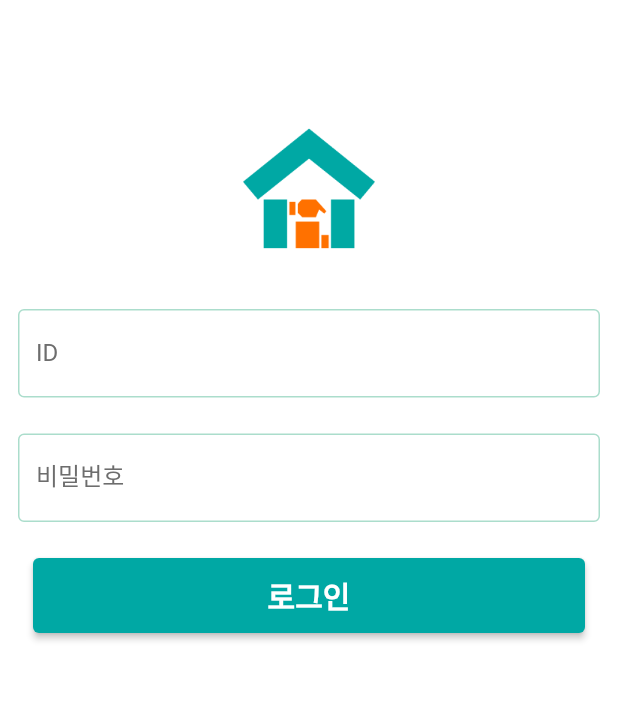
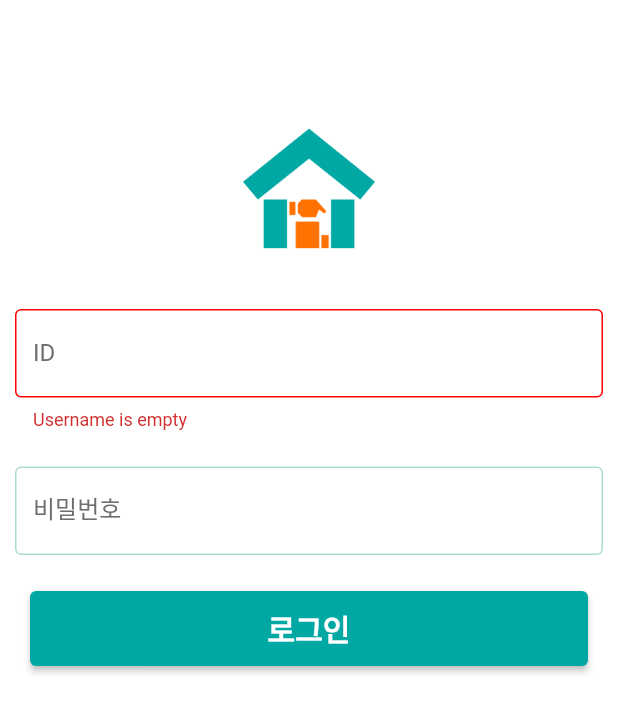
Before and after one commit to KhanhPham1996/house_repair_flutter, a Flutter app: the screen it shows after launch, after a tap on "로그인", on a phone screen of 412 x 824 dp. Shown: the top 713 px of the screen. Run offline on Flutter 3.47's test engine with Material 2 defaults, Android fonts, the phone set to English and light mode, and no system bars; our stand-ins replace bloc, dio, equatable, flutter_bloc; Roboto replaces fonts that are missing (NotoSan).

Commit message:
commit code for firstime learn flutter

```diff
--- a/lib/App.dart
+++ b/lib/App.dart
@@ -2,7 +2,8 @@ import 'package:flutter/material.dart';
 import 'package:flutter/services.dart';
 import 'package:flutter_bloc/flutter_bloc.dart';
 import 'package:my_ft_app/UI/LoginScreen.dart';
-import 'package:my_ft_app/bloc/login_bloc.dart';
+import 'package:my_ft_app/bloc/form_validation/form_validation_bloc.dart';
+import 'package:my_ft_app/bloc/login/login_bloc.dart';
 import 'package:my_ft_app/network/Login/LoginRepository.dart';
 import 'package:my_ft_app/theme/color/MyColor.dart';
 
@@ -22,6 +23,10 @@ class MyApp extends StatelessWidget {
             create: (context) => LoginBloc(
               loginRepository: context.read<LoginRepository>(),
             )
+          ),
+          BlocProvider<FormValidationBloc>(
+              create: (context) => FormValidationBloc(
+              )
           ),
         ],
         child:   MaterialApp(
--- /dev/null
+++ b/lib/bloc/form_validation/form_validation_bloc.dart
@@ -0,0 +1,29 @@
+import 'dart:async';
+
+import 'package:bloc/bloc.dart';
+import 'package:equatable/equatable.dart';
+
+import '../../data/LoginRequest.dart';
+import '../../data/form_validation/FieldError.dart';
+
+part 'form_validation_event.dart';
+part 'form_validation_state.dart';
+
+class FormValidationBloc extends Bloc<FormValidationEvent, FormValidationState>  {
+
+  FormValidationBloc() : super(FormValidationInitial()) {
+    on<FormScreenEventSubmit>((event, emit) async {
+        if(event.loginRequest.username==null || event.loginRequest.username?.isEmpty == true){
+          emit(UserNameEmpty());
+          return;
+        }
+        if(event.loginRequest.password==null || event.loginRequest.password?.isEmpty == true){
+          emit(PasswordEmpty());
+        }
+        else {
+          emit(FormCorrect());
+        }
+
+    });
+  }
+}
--- /dev/null
+++ b/lib/bloc/form_validation/form_validation_event.dart
@@ -0,0 +1,14 @@
+part of 'form_validation_bloc.dart';
+
+abstract class FormValidationEvent extends Equatable {
+  const FormValidationEvent();
+}
+class FormScreenEventSubmit extends FormValidationEvent{
+  final LoginRequest loginRequest;
+  const FormScreenEventSubmit({required this.loginRequest});
+
+  @override
+  // TODO: implement props
+  List<Object?> get props =>[loginRequest];
+
+}
--- /dev/null
+++ b/lib/bloc/form_validation/form_validation_state.dart
@@ -0,0 +1,14 @@
+part of 'form_validation_bloc.dart';
+
+abstract class FormValidationState extends Equatable {
+  const FormValidationState();
+  @override
+  // TODO: implement props
+  List<Object?> get props => [];
+}
+
+
+class FormValidationInitial  extends FormValidationState{}
+class UserNameEmpty extends FormValidationState {}
+class PasswordEmpty extends FormValidationState {}
+class FormCorrect extends FormValidationState {}
--- /dev/null
+++ b/lib/bloc/login/login_bloc.dart
@@ -0,0 +1,30 @@
+import 'package:flutter_bloc/flutter_bloc.dart';
+import 'package:my_ft_app/bloc/login/login_event.dart';
+import 'package:my_ft_app/bloc/login/login_state.dart';
+
+import '../../network/Login/LoginRepository.dart';
+
+class LoginBloc extends Bloc<LoginEvent, LoginState> {
+  final LoginRepository loginRepository;
+
+  LoginBloc({required this.loginRepository}) : super(LoginInitial()) {
+    on<Login>((event, emit) async {
+      try {
+        emit(LoginLoading());
+
+        final response = await loginRepository.login(event.loginRequest);
+        if (response != null && response.success == true) {
+          emit(LoginSuccess(loginResponse: response.data));
+        } else if (response != null && response.success == false) {
+          {
+            emit(LoginFail(errorMess: response.message));
+          }
+        } else {
+          emit(LoginFail(errorMess: response?.error));
+        }
+      } catch (e) {
+        emit(LoginFail(errorMess: e.toString()));
+      }
+    });
+  }
+}
--- a/lib/bloc/login_event.dart
+++ b/lib/bloc/login/login_event.dart
@@ -7,6 +7,8 @@ abstract class LoginEvent extends Equatable {
 
 class Login extends LoginEvent {
   final LoginRequest loginRequest;
+
   const Login({required this.loginRequest});
+
   List<Object?> get props => [loginRequest];
 }
--- a/lib/bloc/login_state.dart
+++ b/lib/bloc/login/login_state.dart
@@ -12,9 +12,15 @@ abstract class LoginState extends Equatable {
 class LoginInitial extends LoginState {}
 
 class LoginLoading extends LoginState {}
+class LoginFail extends LoginState {
+  final String? errorMess;
+  const LoginFail({required this.errorMess});
+
+
+}
 
 class LoginSuccess extends LoginState {
-  final LoginResponse? loginResponse;
+  final LoginData? loginResponse;
 
   const LoginSuccess({required this.loginResponse});
 
--- a/lib/bloc/login_bloc.dart
+++ /dev/null
@@ -1,22 +0,0 @@
-import 'package:flutter_bloc/flutter_bloc.dart';
-import 'package:my_ft_app/bloc/login_event.dart';
-import 'package:my_ft_app/bloc/login_state.dart';
-
-import '../network/Login/LoginRepository.dart';
-
-class LoginBloc extends Bloc<LoginEvent, LoginState> {
-  final LoginRepository loginRepository;
-
-  LoginBloc({required this.loginRepository}) : super(LoginInitial()) {
-    on<Login>((event, emit) async {
-      emit(LoginLoading());
-      try {
-        final response = await loginRepository.login(event.loginRequest);
-        emit(LoginSuccess(loginResponse: response));
-
-      } catch (e) {
-      //  emit(Login(failure: Failure(message: e.toString(), code: '')));
-      }
-    });
-  }
-}
--- a/lib/data/LoginResponse.dart
+++ b/lib/data/LoginResponse.dart
@@ -1,13 +1,14 @@
-class Autogenerated {
+class ApiLoginResponse {
   bool? success;
-  LoginResponse? data;
+  LoginData? data;
   String? message;
+  String? error;
 
-  Autogenerated({this.success, this.data, this.message});
+  ApiLoginResponse({this.success, this.data, this.message});
 
-  Autogenerated.fromJson(Map<String, dynamic> json) {
+  ApiLoginResponse.fromJson(Map<String, dynamic> json) {
     success = json['success'];
-    data = json['data'] != null ? new LoginResponse.fromJson(json['data']) : null;
+    data = json['data'] != null ? new LoginData.fromJson(json['data']) : null;
     message = json['message'];
   }
 
@@ -20,25 +21,25 @@ class Autogenerated {
     data['message'] = this.message;
     return data;
   }
+
+  ApiLoginResponse.withError(String errorMessage) {
+    error = errorMessage;
+  }
 }
 
-class LoginResponse {
+class LoginData {
   String? username;
   String? accessToken;
   String? tokenType;
-  String? error;
 
-  LoginResponse({this.username, this.accessToken, this.tokenType});
+  LoginData({this.username, this.accessToken, this.tokenType});
 
-  LoginResponse.fromJson(Map<String, dynamic> json) {
+  LoginData.fromJson(Map<String, dynamic> json) {
     username = json['username'];
     accessToken = json['access_token'];
     tokenType = json['token_type'];
   }
 
-  LoginResponse.withError(String errorMessage) {
-    error = errorMessage;
-  }
   Map<String, dynamic> toJson() {
     final Map<String, dynamic> data = new Map<String, dynamic>();
     data['username'] = this.username;
--- /dev/null
+++ b/lib/data/form_validation/FieldError.dart
@@ -0,0 +1 @@
+enum FieldError { Empty, Invalid }
--- a/lib/network/ApiProvider.dart
+++ b/lib/network/ApiProvider.dart
@@ -6,15 +6,15 @@ class ApiProvider {
   final Dio _dio = Dio();
   final String _url = 'https://api-houserp.brickmate.kr/api/engineer';
 
-  Future<LoginResponse?> login(LoginRequest loginRequest) async {
+  Future<ApiLoginResponse?> login(LoginRequest loginRequest) async {
     try {
       Response response = await _dio.post(
           '$_url/login', data: loginRequest.toJson());
-      var a = response;
-      return  Autogenerated.fromJson(response.data).data;
+
+      return  ApiLoginResponse.fromJson(response.data);
     } catch (error, stacktrace) {
       print("Exception occured: $error stackTrace: $stacktrace");
-      return LoginResponse.withError("Data not found / Connection issue");
+      return ApiLoginResponse.withError("Data not found / Connection issue");
     }
   }
 }
--- a/lib/network/Login/LoginRepository.dart
+++ b/lib/network/Login/LoginRepository.dart
@@ -5,7 +5,7 @@ import 'package:my_ft_app/network/ApiProvider.dart';
 class LoginRepository {
   final _provider = ApiProvider();
 
-  Future<LoginResponse?> login(LoginRequest loginRequest) {
+  Future<ApiLoginResponse?> login(LoginRequest loginRequest) {
     return _provider.login(loginRequest);
   }
 }
--- a/lib/theme/color/MyColor.dart
+++ b/lib/theme/color/MyColor.dart
@@ -34,6 +34,13 @@ class MyColors {
     },
   );
 
+  static const MaterialColor errorColor = MaterialColor(
+    0xFFFC0303,
+    <int, Color>{
+      100: Color(0xFFFC0303),
+    },
+  );
+
   static const MaterialColor primaryButtonColor = MaterialColor(
     0xFF00A8A4,
     <int, Color>{
--- a/lib/ui/LoginScreen.dart
+++ b/lib/ui/LoginScreen.dart
@@ -1,23 +1,39 @@
 import 'package:flutter/material.dart';
 import 'package:flutter_bloc/flutter_bloc.dart';
-import 'package:my_ft_app/bloc/login_bloc.dart';
-import 'package:my_ft_app/bloc/login_event.dart';
+import 'package:my_ft_app/bloc/form_validation/form_validation_bloc.dart';
+import 'package:my_ft_app/bloc/login/login_bloc.dart';
+import 'package:my_ft_app/bloc/login/login_event.dart';
+import 'package:my_ft_app/bloc/login/login_state.dart';
 import 'package:my_ft_app/data/LoginRequest.dart';
 import 'package:my_ft_app/theme/color/MyColor.dart';
 
-class LoginScreen extends StatelessWidget {
+class LoginScreen extends StatefulWidget {
   const LoginScreen({Key? key}) : super(key: key);
 
   @override
+  State<LoginScreen> createState() => _LoginScreenState();
+}
+
+class _LoginScreenState extends State<LoginScreen> {
+  @override
   Widget build(BuildContext context) {
     final _loginBloc = context.read<LoginBloc>();
+    final _formValidationBloc = context.read<FormValidationBloc>();
+    String userName = "";
+    String passWord = "";
+    return Padding(
+        padding: EdgeInsets.fromLTRB(10, 0, 10, 0),
+        child: BlocBuilder<FormValidationBloc, FormValidationState>(
+          builder: (context, formValidationState) {
+            if (formValidationState is FormCorrect) {
+              _loginBloc.add(Login(
+                  loginRequest: LoginRequest(
+                      username: userName, password: passWord)));
+            }
 
-    return Container(
-        width: MediaQuery.of(context).size.width,
-        height: MediaQuery.of(context).size.height,
-        child: Padding(
-          padding: EdgeInsets.fromLTRB(12, 0, 12, 0),
-          child: ListView(
+            return BlocBuilder <LoginBloc, LoginState>(
+              builder: (context, loginState) {
+                return ListView(
                   children: [
                     const SizedBox(height: 72),
                     Image.asset(
@@ -26,20 +42,51 @@ class LoginScreen extends StatelessWidget {
                       height: 110,
                     ),
                     const SizedBox(height: 24),
-              Flexible(
-                child: MyOutLineTextField(
+                    Stack(
+                      alignment: Alignment.center,
+                      children: [
+                        Column(
+                          children: [
+                            MyOutLineTextField(
                               oulineSelectedColor: MyColors.primaryColor,
                               oulineUnselectedColor: MyColors.primaryColor,
                               hintText: "ID",
-                ),
+                              onTextChange: (text) {
+                                userName = text;
+                              },
+                              errorText: (formValidationState is UserNameEmpty)
+                                  ? "Username is empty"
+                                  : null,
+                              isPasswordTextFeild: false,
                             ),
                             const SizedBox(height: 24),
-              Flexible(
-                child: MyOutLineTextField(
+                            MyOutLineTextField(
+                              // UserName
                               oulineSelectedColor: MyColors.primaryColor,
                               oulineUnselectedColor: MyColors.primaryColor,
                               hintText: "비밀번호",
+                              onTextChange: (text) {
+                                passWord = text;
+                              },
+                              errorText: (formValidationState is PasswordEmpty)
+                                  ? "Password is empty"
+                                  : null,
+                              isPasswordTextFeild: true,
                             ),
+
+                          ],
+                        ),
+
+                        (loginState is LoginLoading)
+                            ? const CircularProgressIndicator()
+                            :  (loginState is LoginFail)
+                            ? const Text("Login Fail")
+                            :  (loginState is LoginSuccess)
+                            ? const Text("Login Success")
+                            : Container(),
+
+
+                      ],
                     ),
                     const SizedBox(height: 24),
                     Padding(
@@ -48,42 +95,65 @@ class LoginScreen extends StatelessWidget {
                           text: "로그인",
                           onClick: () {
                             LoginRequest loginRequest = LoginRequest(
-                          username: "engineer", password: "engineer@123");
-                      _loginBloc.add(Login(loginRequest: loginRequest));
+                                username: userName, password: passWord);
+                            _formValidationBloc.add(FormScreenEventSubmit(
+                                loginRequest: loginRequest));
                           }),
                     )
                   ],
-          ),
+                );
+              },
+            );
+          },
         ));
   }
 }
 
-class MyOutLineTextField extends StatelessWidget {
+class MyOutLineTextField extends StatefulWidget {
   final Color oulineSelectedColor;
   final Color oulineUnselectedColor;
   final String hintText;
+  final String? errorText;
+  final Function(String) onTextChange;
+  final bool isPasswordTextFeild;
 
-  const MyOutLineTextField(
-      {Key? key,
+  const MyOutLineTextField({Key? key,
     required this.oulineSelectedColor,
     required this.oulineUnselectedColor,
-      required this.hintText})
+    required this.hintText,
+    required this.onTextChange,
+    required this.isPasswordTextFeild,
+    this.errorText})
       : super(key: key);
 
   @override
+  State<MyOutLineTextField> createState() => _MyOutLineTextFieldState();
+}
+
+class _MyOutLineTextFieldState extends State<MyOutLineTextField> {
+  @override
   Widget build(BuildContext context) {
     return TextFormField(
+        onChanged: widget.onTextChange,
         initialValue: '',
+
+        obscureText: widget.isPasswordTextFeild,
         decoration: InputDecoration(
-          labelText: hintText,
+            labelText: widget.hintText,
             enabledBorder: OutlineInputBorder(
               borderSide: BorderSide(color: MyColors.primaryColor50.shade100),
+            ),
+            errorBorder: OutlineInputBorder(
+              borderSide: BorderSide(color: MyColors.errorColor.shade100),
             ),
             focusedBorder: OutlineInputBorder(
               borderSide: BorderSide(color: MyColors.primaryColor.shade100),
             ),
-          labelStyle: TextStyle(color: MyColors.hintColor.shade100)),
-    );
+            focusedErrorBorder: OutlineInputBorder(
+              borderSide: BorderSide(color: MyColors.errorColor.shade100),
+            ),
+            labelStyle: TextStyle(color: MyColors.hintColor.shade100),
+            errorText: (widget.errorText != null) ? widget.errorText : null));
   }
 }
 
```
Lines whose indentation alone changed are shown as unchanged.
